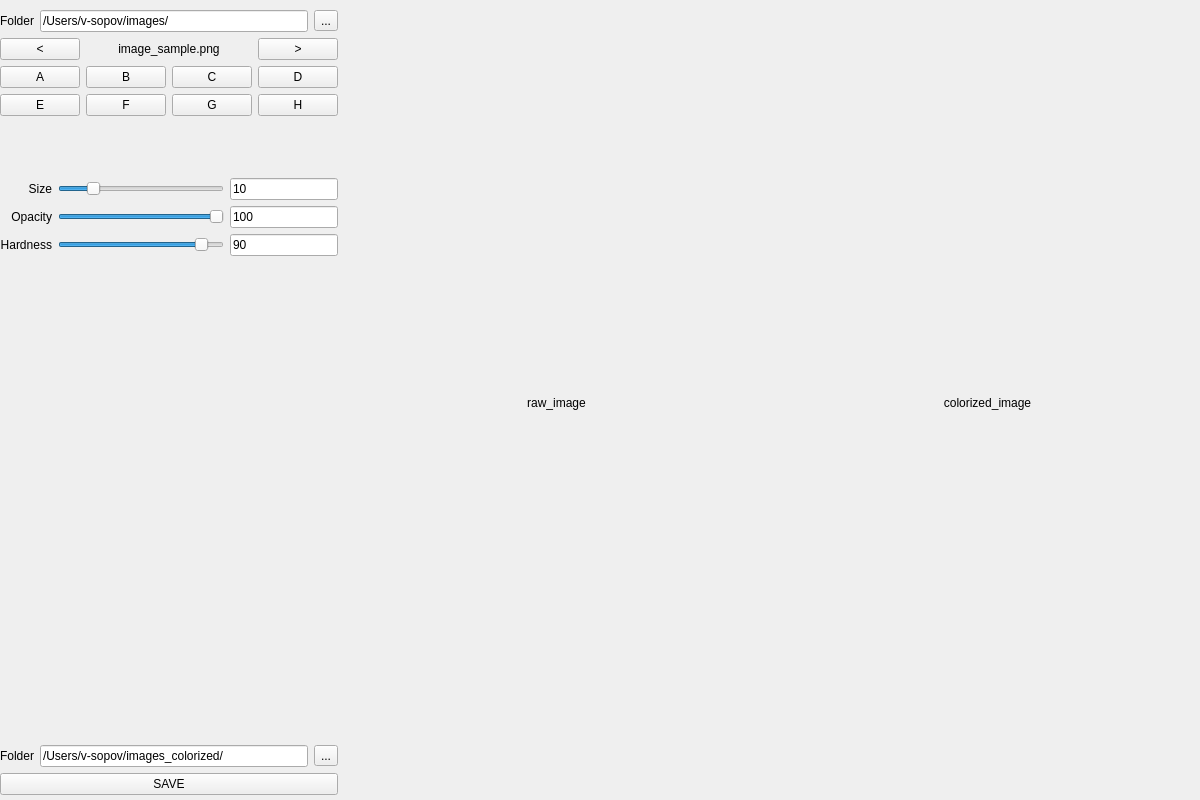
PreFX48/colorization_project, file form.ui: the form before one commit.
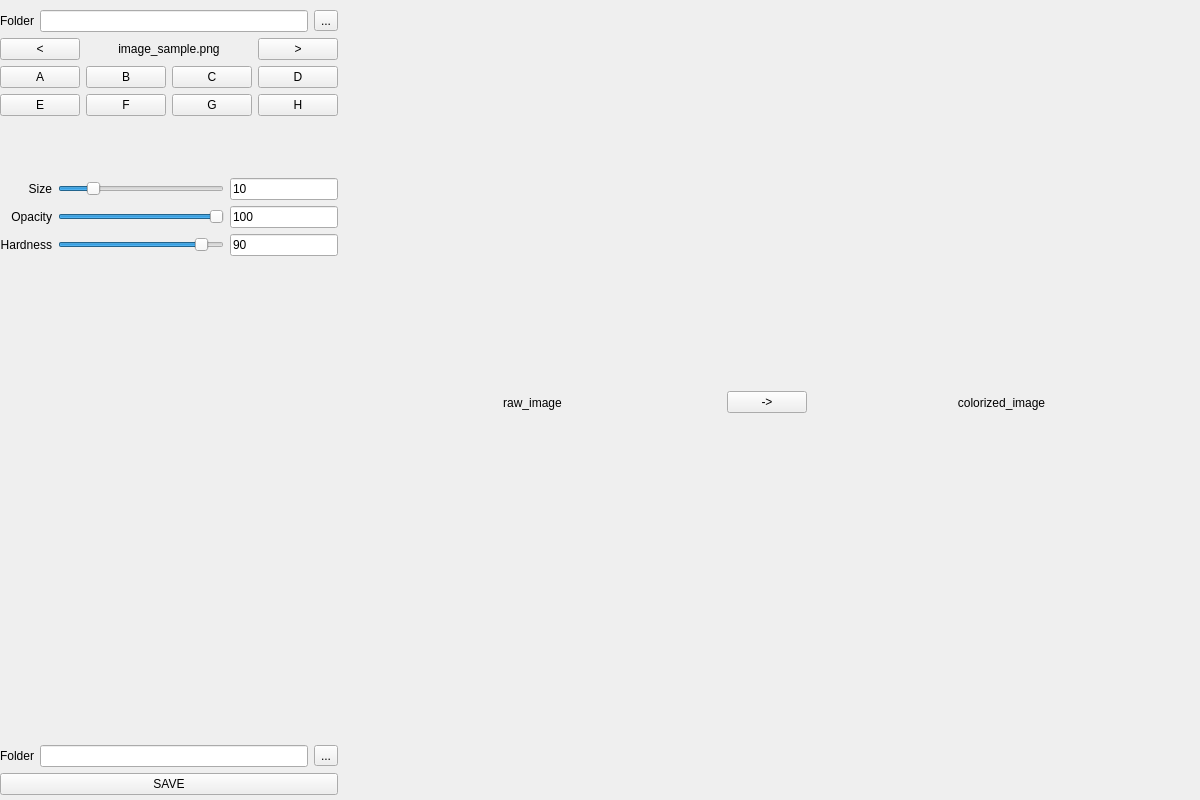
The form after the commit. Custom widgets are drawn as their Qt base class.

Commit message: Organize python package; allow selecting folders and images in folders; add colorization button

```diff
--- a/form.ui
+++ b/form.ui
@@ -14,7 +14,7 @@
    <string>MainWindow</string>
   </property>
   <widget class="QWidget" name="horizontalLayoutWidget">
-   <layout class="QHBoxLayout" name="horizontalLayout" stretch="5,7,7">
+   <layout class="QHBoxLayout" name="horizontalLayout" stretch="5,7,0,7">
     <property name="sizeConstraint">
      <enum>QLayout::SetDefaultConstraint</enum>
     </property>
@@ -25,7 +25,7 @@
      <number>10</number>
     </property>
     <property name="rightMargin">
-     <number>0</number>
+     <number>10</number>
     </property>
     <property name="bottomMargin">
      <number>5</number>
@@ -44,7 +44,7 @@
         <item>
          <widget class="QLineEdit" name="lineEdit">
           <property name="text">
-           <string>/Users/v-sopov/images/</string>
+           <string/>
           </property>
          </widget>
         </item>
@@ -284,7 +284,7 @@
         <item>
          <widget class="QLineEdit" name="lineEdit_6">
           <property name="text">
-           <string>/Users/v-sopov/images_colorized/</string>
+           <string/>
           </property>
          </widget>
         </item>
@@ -331,6 +331,17 @@
       </property>
      </widget>
     </item>
+    <item>
+     <layout class="QVBoxLayout" name="verticalLayout_3">
+      <item>
+       <widget class="QPushButton" name="colorize_button">
+        <property name="text">
+         <string>-&gt;</string>
+        </property>
+       </widget>
+      </item>
+     </layout>
+    </item>
     <item>
      <widget class="Canvas" name="colorized_image">
       <property name="sizePolicy">
```
Left out of the diff: 14 changed lines with no effect on the pictures. The commit also changes 11 other files.
